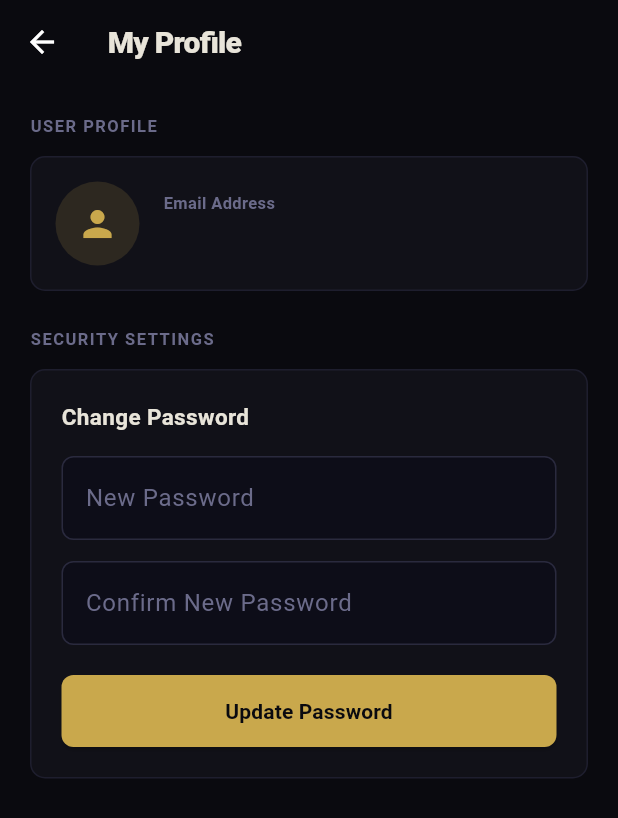
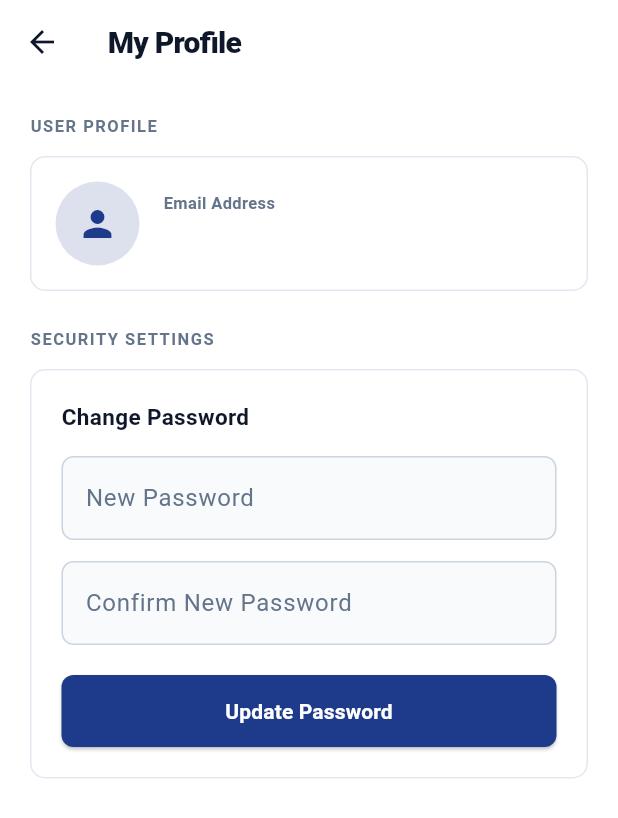
Before and after one commit to Jonah-Fiver-Just-Rise/card26web, a Flutter app: the screen it shows once a user with an empty profile is signed in, after a tap on the "person outline" icon, on a phone screen of 412 x 824 dp. Shown: the top 818 px of the screen. Run offline on Flutter 3.47's test engine with Material 3 defaults, Android fonts, the phone set to English and light mode, and no system bars; our stand-ins replace cloud_firestore, firebase_auth, firebase_core, fl_chart, flutter_local_notifications; accounts and stored records are empty; network calls fail.

Commit message:
ui updated

```diff
--- a/cardiq_mobile/lib/core/constants/app_colors.dart
+++ b/cardiq_mobile/lib/core/constants/app_colors.dart
@@ -1,16 +1,16 @@
 import 'package:flutter/material.dart';
 
 class AppColors {
-  static const Color gold = Color(0xFFC9A84C);
-  static const Color bg = Color(0xFF0A0A0F);
-  static const Color cardBg = Color(0xFF111118);
-  static const Color inputBg = Color(0xFF0D0D18);
-  static const Color borderDark = Color(0xFF1E1E2E);
-  static const Color borderInput = Color(0xFF2A2A3E);
+  static const Color gold = Color(0xFF1E3A8A); // Dark blue accent instead of gold
+  static const Color bg = Color(0xFFFFFFFF); // White background
+  static const Color cardBg = Color(0xFFFFFFFF); // White card background
+  static const Color inputBg = Color(0xFFF8FAFC); // Slate/light background for inputs
+  static const Color borderDark = Color(0xFFE2E8F0); // Soft grey borders
+  static const Color borderInput = Color(0xFFCBD5E1); // Soft border for inputs
 
-  static const Color textPrimary = Color(0xFFE8E4D9);
-  static const Color textMuted = Color(0xFF6B6B8A);
-  static const Color textPlaceholder = Color(0xFF3A3A5E);
+  static const Color textPrimary = Color(0xFF0F172A); // Dark slate text
+  static const Color textMuted = Color(0xFF64748B); // Muted slate text
+  static const Color textPlaceholder = Color(0xFF94A3B8); // Muted grey for hints
 
   static const Color gainGreen = Color(0xFF22c55e);
   static const Color lossRed = Color(0xFFef4444);
--- a/cardiq_mobile/lib/core/theme/app_theme.dart
+++ b/cardiq_mobile/lib/core/theme/app_theme.dart
@@ -4,13 +4,14 @@ import '../constants/app_colors.dart';
 class AppTheme {
   static ThemeData get darkTheme {
     return ThemeData(
-      brightness: Brightness.dark,
+      brightness: Brightness.light,
       scaffoldBackgroundColor: AppColors.bg,
       primaryColor: AppColors.gold,
-      colorScheme: const ColorScheme.dark(
+      colorScheme: const ColorScheme.light(
         primary: AppColors.gold,
         secondary: AppColors.textMuted,
         surface: AppColors.cardBg,
+        onSurface: AppColors.textPrimary,
       ),
       cardTheme: const CardTheme(
         color: AppColors.cardBg,
@@ -36,6 +37,7 @@ class AppTheme {
       appBarTheme: const AppBarTheme(
         backgroundColor: AppColors.bg,
         elevation: 0,
+        iconTheme: IconThemeData(color: AppColors.textPrimary),
         titleTextStyle: TextStyle(
           color: AppColors.textPrimary,
           fontSize: 20,
--- a/cardiq_mobile/lib/features/splash/splash_screen.dart
+++ b/cardiq_mobile/lib/features/splash/splash_screen.dart
@@ -86,7 +86,7 @@ class _SplashScreenState extends State<SplashScreen> with TickerProviderStateMix
   @override
   Widget build(BuildContext context) {
     return Scaffold(
-      backgroundColor: const Color(0xFF0A0A0F),
+      backgroundColor: AppColors.bg,
       body: Stack(
         children: [
           // Radial glow background
@@ -97,8 +97,8 @@ class _SplashScreenState extends State<SplashScreen> with TickerProviderStateMix
                   center: Alignment.center,
                   radius: 0.8,
                   colors: [
-                    AppColors.gold.withValues(alpha: 0.08),
-                    const Color(0xFF0A0A0F),
+                    AppColors.gold.withValues(alpha: 0.05),
+                    AppColors.bg,
                   ],
                 ),
               ),
@@ -145,9 +145,9 @@ class _SplashScreenState extends State<SplashScreen> with TickerProviderStateMix
                         width: 150,
                         height: 230,
                         decoration: BoxDecoration(
-                          color: const Color(0xFF111118),
+                          color: AppColors.inputBg,
                           borderRadius: BorderRadius.circular(14),
-                          border: Border.all(color: AppColors.gold.withValues(alpha: 0.6), width: 2),
+                          border: Border.all(color: AppColors.gold.withValues(alpha: 0.4), width: 2),
                         ),
                         child: ClipRRect(
                           borderRadius: BorderRadius.circular(12),
```
Also changed, not shown: cardiq_mobile/lib/features/portfolio/portfolio_tab.dart (+53 -3 lines), 3 other files.
